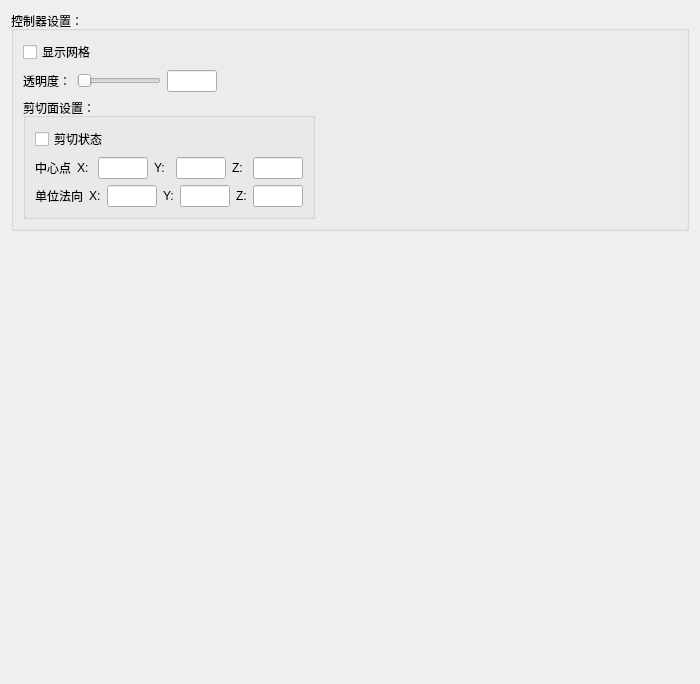
BeQuiet1228/FreeCAD, file src/DataVisualization/3D/ControlerConfigWidget.ui: the form before one commit.
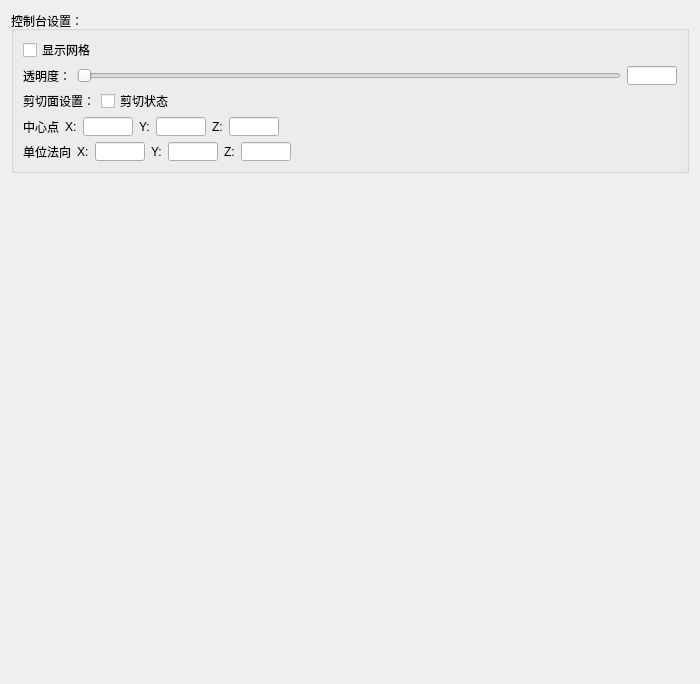
The form after the commit.

The edit to the form file:
```diff
--- a/src/DataVisualization/3D/ControlerConfigWidget.ui
+++ b/src/DataVisualization/3D/ControlerConfigWidget.ui
@@ -16,10 +16,22 @@
   <layout class="QGridLayout" name="gridLayout_2">
    <item row="0" column="0">
     <widget class="QGroupBox" name="groupBox">
+     <property name="minimumSize">
+      <size>
+       <width>0</width>
+       <height>162</height>
+      </size>
+     </property>
+     <property name="maximumSize">
+      <size>
+       <width>16777215</width>
+       <height>162</height>
+      </size>
+     </property>
      <property name="title">
-      <string>控制器设置：</string>
+      <string>控制台设置：</string>
      </property>
-     <layout class="QFormLayout" name="formLayout">
+     <layout class="QGridLayout" name="gridLayout">
       <item row="0" column="0">
        <widget class="QCheckBox" name="gridCheckBox">
         <property name="text">
@@ -65,19 +77,37 @@
        </layout>
       </item>
       <item row="2" column="0">
-       <widget class="QGroupBox" name="groupBox_2">
-        <property name="title">
+       <layout class="QHBoxLayout" name="horizontalLayout_4">
+        <item>
+         <widget class="QLabel" name="label_10">
+          <property name="text">
          <string>剪切面设置：</string>
         </property>
-        <layout class="QGridLayout" name="gridLayout">
-         <item row="0" column="0">
+         </widget>
+        </item>
+        <item>
           <widget class="QCheckBox" name="clipCheckBox">
            <property name="text">
             <string>剪切状态</string>
            </property>
           </widget>
          </item>
-         <item row="1" column="0">
+        <item>
+         <spacer name="horizontalSpacer">
+          <property name="orientation">
+           <enum>Qt::Horizontal</enum>
+          </property>
+          <property name="sizeHint" stdset="0">
+           <size>
+            <width>40</width>
+            <height>20</height>
+           </size>
+          </property>
+         </spacer>
+        </item>
+       </layout>
+      </item>
+      <item row="3" column="0">
           <layout class="QHBoxLayout" name="horizontalLayout_2">
            <item>
             <widget class="QLabel" name="label_2">
@@ -155,9 +185,22 @@
              </property>
             </widget>
            </item>
-          </layout>
-         </item>
-         <item row="2" column="0">
+        <item>
+         <spacer name="horizontalSpacer_2">
+          <property name="orientation">
+           <enum>Qt::Horizontal</enum>
+          </property>
+          <property name="sizeHint" stdset="0">
+           <size>
+            <width>40</width>
+            <height>20</height>
+           </size>
+          </property>
+         </spacer>
+        </item>
+       </layout>
+      </item>
+      <item row="4" column="0">
           <layout class="QHBoxLayout" name="horizontalLayout_3">
            <item>
             <widget class="QLabel" name="label_3">
@@ -235,10 +278,20 @@
              </property>
             </widget>
            </item>
-          </layout>
-         </item>
-        </layout>
-       </widget>
+        <item>
+         <spacer name="horizontalSpacer_3">
+          <property name="orientation">
+           <enum>Qt::Horizontal</enum>
+          </property>
+          <property name="sizeHint" stdset="0">
+           <size>
+            <width>40</width>
+            <height>20</height>
+           </size>
+          </property>
+         </spacer>
+        </item>
+       </layout>
       </item>
      </layout>
     </widget>
@@ -251,7 +304,7 @@
      <property name="sizeHint" stdset="0">
       <size>
        <width>20</width>
-       <height>469</height>
+       <height>495</height>
       </size>
      </property>
     </spacer>
```
Lines whose indentation alone changed are shown as unchanged.
